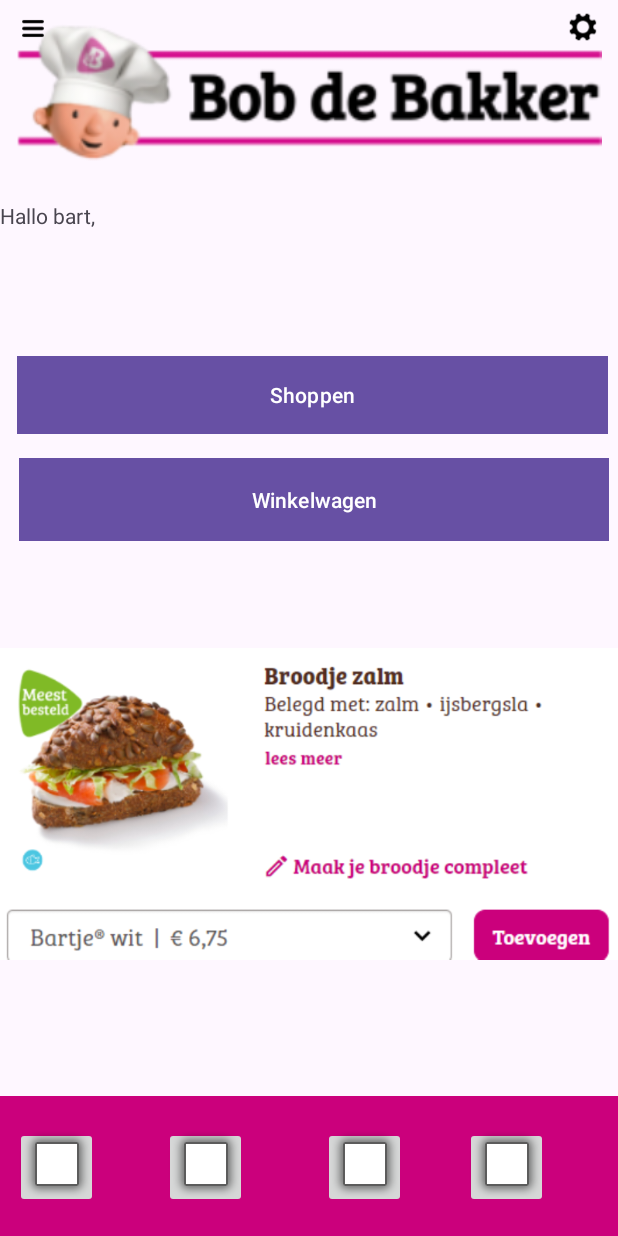
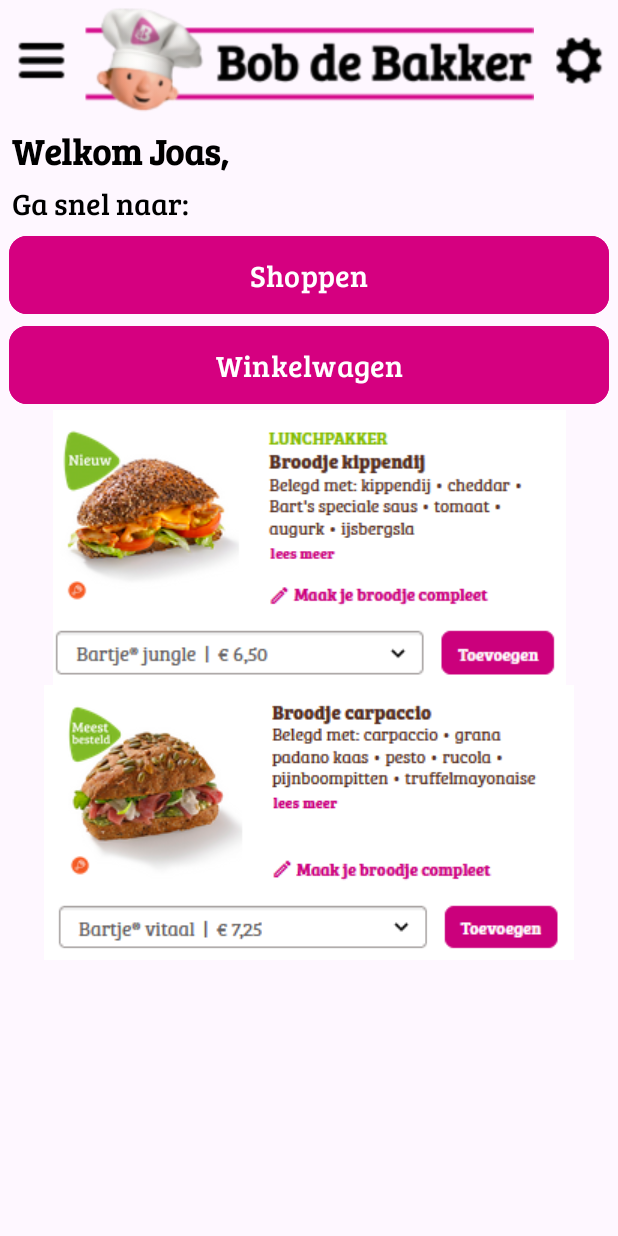
Before and after one commit to Bocchigger/Bobdebakker, an Android app: the screen it shows after launch (MainActivity), on a phone screen of 412 x 824 dp. Run offline under Robolectric (Android 15) with nearby library versions, the phone set to English and light mode, and no system bars.

Commit message:
Bezig met v0.1a

```diff
--- a/app/src/main/java/com/example/bobdebakkermainfase1/MainActivity.kt
+++ b/app/src/main/java/com/example/bobdebakkermainfase1/MainActivity.kt
@@ -20,46 +20,34 @@
         }
 
         val add = mutableMapOf (
+            /* Example:
+
             "item1" to mutableMapOf (
                 "id" to 1,
-                "name" to "ya",
-                "description" to "yayaya",
+                "name" to "Name",
+                "description" to "Description",
                 "img" to R.drawable.broodjeaap,
                 "count" to 1,
-                "cost" to 95
-            ),
-            "item2" to mutableMapOf (
-                "id" to 2,
-                "name" to "yaaa",
-                "description" to "yayayaada",
-                "img" to R.drawable.broodjeaap,
-                "count" to 1,
-                "cost" to 96
-            ),
-            "item3" to mutableMapOf (
-                "id" to 3,
-                "name" to "ahh",
-                "description" to "ahhhhh",
-                "img" to R.drawable.broodjeaap,
-                "count" to 1,
-                "cost" to 97
-            ),
-            "item4" to mutableMapOf (
-                "id" to 4,
-                "name" to "ikki",
-                "description" to "ikikik",
-                "img" to R.drawable.broodjegezond,
-                "count" to 1,
-                "cost" to 98
+                "cost" to 0
             )
+
+            */
+            "" to mutableMapOf (
+                "" to ""
+            ) // Add empty key and string to add nothing. This is to avoid any bugs
         )
 
         val remove = arrayOf(
-            "item1",
-            "additem3"
+            /* Example:
+
+            "item1", -- This if you want to delete the normal way
+            "additem3" -- This if you want to delete out of the add-map
+
+            */
+            "" // Add empty string to remove nothing. This is to avoid any bugs
         )
 
-        findViewById<Button>(R.id.Bigwinkelwagenbutton).setOnClickListener {
+        findViewById<Button>(R.id.winkelwagenButton).setOnClickListener {
             val intent = Intent(this, Winkelwagen::class.java)
 
             intent.putExtra("add", HashMap(add))
--- a/app/src/main/java/com/example/bobdebakkermainfase1/Winkelwagen.kt
+++ b/app/src/main/java/com/example/bobdebakkermainfase1/Winkelwagen.kt
@@ -1,20 +1,12 @@
 package com.example.bobdebakkermainfase1
 
-import android.content.Context
+import android.annotation.SuppressLint
 import android.content.Intent
-import android.graphics.drawable.Drawable
 import android.os.Bundle
-import android.view.LayoutInflater
-import android.view.View
-import android.view.ViewGroup
-import android.widget.Button
 import android.widget.ImageButton
-import android.widget.ImageView
 import android.widget.TextView
 import androidx.activity.enableEdgeToEdge
 import androidx.appcompat.app.AppCompatActivity
-import androidx.constraintlayout.widget.ConstraintLayout
-import androidx.core.content.ContextCompat
 import androidx.core.view.ViewCompat
 import androidx.core.view.WindowInsetsCompat
 import androidx.recyclerview.widget.LinearLayoutManager
@@ -37,12 +29,22 @@
 
         intent.getSerializableExtra("add")?.let {
             val add = it as MutableMap<String, MutableMap<String, Any>>
-            addItem(add)
+            if (add[""]?.get("") != "") {
+                addItem(add)
+            }
         }
 
-        removeItem(intent.getStringArrayExtra("remove")!!)
+        val remove = intent.getStringArrayExtra("remove")
+        if (remove?.get(0) != "") {
+            removeItem(remove!!)
+        }
 
         refreshRecycler()
+
+        findViewById<ImageButton>(R.id.exitWinkelwagen).setOnClickListener {
+            val intent = Intent(this, MainActivity::class.java)
+            startActivity(intent)
+        }
     }
 
     private fun refreshRecycler() {
@@ -79,11 +81,12 @@
         calculateTotalCost()
     }
 
+    @SuppressLint("SetTextI18n")
     private fun calculateTotalCost() {
         val totalCostTxt = findViewById<TextView>(R.id.totalCost)
         val isEmptyTxt = findViewById<TextView>(R.id.nothingHere)
         if (items.isEmpty()) {
-            isEmptyTxt.text = "Je winkewagen is leeg..."
+            isEmptyTxt.text = "Je winkelwagen is leeg..."
             totalCostTxt.text = "-"
             return
         }
@@ -130,7 +133,7 @@
 
     private fun removeItem(removes: Array<String>) {
         for (item in removes) {
-            if (item.removeRange(3, item.toString().length) == "add") {
+            if (item.removeRange(3, item.length) == "add") {
                 intent.getSerializableExtra("add")?.let {
                     val add = it as MutableMap<String, MutableMap<String, Any>>
                     for (key in items.keys) {
--- a/app/src/main/res/layout/activity_main.xml
+++ b/app/src/main/res/layout/activity_main.xml
@@ -7,153 +7,147 @@
     android:layout_height="match_parent"
     tools:context=".MainActivity">
 
-    <ImageView
-        android:id="@+id/imageView"
-        android:layout_width="392dp"
-        android:layout_height="92dp"
-        android:layout_marginTop="16dp"
+    <androidx.constraintlayout.widget.ConstraintLayout
+        android:id="@+id/Header"
+        android:layout_width="match_parent"
+        android:layout_height="wrap_content"
         app:layout_constraintEnd_toEndOf="parent"
-        app:layout_constraintHorizontal_bias="0.485"
         app:layout_constraintStart_toStartOf="parent"
-        app:layout_constraintTop_toTopOf="parent"
-        app:srcCompat="@drawable/bobdebakker_1" />
+        app:layout_constraintTop_toTopOf="parent">
 
-    <View
-        android:id="@+id/view2"
-        android:layout_width="413dp"
-        android:layout_height="93dp"
-        android:background="#CB007C"
-        app:layout_constraintBottom_toBottomOf="parent"
+        <ImageView
+            android:id="@+id/logo"
+            android:layout_width="300dp"
+            android:layout_height="80dp"
+            android:contentDescription="logo"
+            app:layout_constraintEnd_toEndOf="parent"
+            app:layout_constraintStart_toStartOf="parent"
+            app:layout_constraintTop_toTopOf="parent"
+            app:srcCompat="@drawable/bobdebakker_1"
+            tools:ignore="HardcodedText" />
+
+        <ImageView
+            android:id="@+id/menuToggle"
+            android:layout_width="50dp"
+            android:layout_height="50dp"
+            android:layout_marginEnd="1dp"
+            android:contentDescription="Toggle the menu"
+            app:layout_constraintBottom_toBottomOf="parent"
+            app:layout_constraintEnd_toStartOf="@+id/logo"
+            app:layout_constraintStart_toStartOf="parent"
+            app:layout_constraintTop_toTopOf="parent"
+            app:srcCompat="@drawable/frame_12"
+            tools:ignore="HardcodedText" />
+
+        <ImageView
+            android:id="@+id/settingsToggle"
+            android:layout_width="50dp"
+            android:layout_height="50dp"
+            android:contentDescription="Toggle the settings"
+            app:layout_constraintBottom_toBottomOf="parent"
+            app:layout_constraintEnd_toEndOf="parent"
+            app:layout_constraintStart_toEndOf="@+id/logo"
+            app:layout_constraintTop_toTopOf="parent"
+            app:srcCompat="@drawable/frame_12__1_"
+            tools:ignore="HardcodedText" />
+    </androidx.constraintlayout.widget.ConstraintLayout>
+
+    <androidx.constraintlayout.widget.ConstraintLayout
+        android:id="@+id/Subheader"
+        android:layout_width="match_parent"
+        android:layout_height="wrap_content"
         app:layout_constraintEnd_toEndOf="parent"
-        app:layout_constraintHorizontal_bias="0.0"
         app:layout_constraintStart_toStartOf="parent"
-        app:layout_constraintTop_toTopOf="parent"
-        app:layout_constraintVertical_bias="1.0" />
+        app:layout_constraintTop_toBottomOf="@+id/Header">
 
-    <ImageButton
-        android:id="@+id/imageButton"
-        android:layout_width="55dp"
-        android:layout_height="54dp"
-        app:layout_constraintBottom_toBottomOf="parent"
+        <TextView
+            android:id="@+id/welcome"
+            android:layout_width="wrap_content"
+            android:layout_height="wrap_content"
+            android:layout_marginStart="8dp"
+            android:layout_marginTop="4dp"
+            android:fontFamily="@font/bree_serif"
+            android:text="Welkom Joas,"
+            android:textColor="#000000"
+            android:textSize="24sp"
+            android:textStyle="bold"
+            app:layout_constraintStart_toStartOf="parent"
+            app:layout_constraintTop_toTopOf="parent"
+            tools:ignore="HardcodedText" />
+
+        <TextView
+            android:id="@+id/goToSubheader"
+            android:layout_width="wrap_content"
+            android:layout_height="wrap_content"
+            android:layout_marginStart="8dp"
+            android:layout_marginTop="4dp"
+            android:fontFamily="@font/bree_serif"
+            android:text="Ga snel naar:"
+            android:textColor="#000000"
+            android:textSize="20sp"
+            app:layout_constraintStart_toStartOf="parent"
+            app:layout_constraintTop_toBottomOf="@+id/welcome"
+            tools:ignore="HardcodedText" />
+
+        <Button
+            android:id="@+id/shopButton"
+            android:layout_width="400dp"
+            android:layout_height="60dp"
+            android:layout_marginTop="4dp"
+            android:backgroundTint="#d50080"
+            android:fontFamily="@font/bree_serif"
+            android:text="Shoppen"
+            android:textSize="20sp"
+            app:cornerRadius="12dp"
+            app:iconTint="#FFFFFF"
+            app:layout_constraintEnd_toEndOf="parent"
+            app:layout_constraintStart_toStartOf="parent"
+            app:layout_constraintTop_toBottomOf="@+id/goToSubheader"
+            tools:ignore="HardcodedText" />
+
+        <Button
+            android:id="@+id/winkelwagenButton"
+            android:layout_width="400dp"
+            android:layout_height="60dp"
+            android:backgroundTint="#d50080"
+            android:fontFamily="@font/bree_serif"
+            android:text="Winkelwagen"
+            android:textSize="20sp"
+            app:cornerRadius="12dp"
+            app:iconTint="#FFFFFF"
+            app:layout_constraintEnd_toEndOf="parent"
+            app:layout_constraintStart_toStartOf="parent"
+            app:layout_constraintTop_toBottomOf="@+id/shopButton"
+            tools:ignore="HardcodedText" />
+
+    </androidx.constraintlayout.widget.ConstraintLayout>
+
+    <androidx.constraintlayout.widget.ConstraintLayout
+        android:id="@+id/Shoppen"
+        android:layout_width="412dp"
+        android:layout_height="0dp"
         app:layout_constraintEnd_toEndOf="parent"
-        app:layout_constraintHorizontal_bias="0.028"
         app:layout_constraintStart_toStartOf="parent"
-        app:layout_constraintTop_toTopOf="parent"
-        app:layout_constraintVertical_bias="0.976"
-        app:srcCompat="@android:drawable/alert_light_frame" />
+        app:layout_constraintTop_toBottomOf="@+id/Subheader" >
 
-    <ImageButton
-        android:id="@+id/imageButton2"
-        android:layout_width="55dp"
-        android:layout_height="54dp"
-        app:layout_constraintBottom_toBottomOf="parent"
-        app:layout_constraintEnd_toEndOf="parent"
-        app:layout_constraintHorizontal_bias="0.306"
-        app:layout_constraintStart_toStartOf="parent"
-        app:layout_constraintTop_toTopOf="parent"
-        app:layout_constraintVertical_bias="0.976"
-        app:srcCompat="@android:drawable/alert_light_frame" />
+        <ImageView
+            android:id="@+id/carpaccio"
+            android:layout_width="wrap_content"
+            android:layout_height="wrap_content"
+            app:layout_constraintEnd_toEndOf="parent"
+            app:layout_constraintStart_toStartOf="parent"
+            app:layout_constraintTop_toBottomOf="@+id/kippendij"
+            app:srcCompat="@drawable/broodjecarpaccioding" />
 
-    <ImageButton
-        android:id="@+id/imageButton3"
-        android:layout_width="55dp"
-        android:layout_height="54dp"
-        app:layout_constraintBottom_toBottomOf="parent"
-        app:layout_constraintEnd_toEndOf="parent"
-        app:layout_constraintHorizontal_bias="0.603"
-        app:layout_constraintStart_toStartOf="parent"
-        app:layout_constraintTop_toTopOf="parent"
-        app:layout_constraintVertical_bias="0.976"
-        app:srcCompat="@android:drawable/alert_light_frame" />
+        <ImageView
+            android:id="@+id/kippendij"
+            android:layout_width="wrap_content"
+            android:layout_height="wrap_content"
+            app:layout_constraintEnd_toEndOf="parent"
+            app:layout_constraintStart_toStartOf="parent"
+            app:layout_constraintTop_toTopOf="parent"
+            app:srcCompat="@drawable/broodjekippendijding" />
 
-    <ImageButton
-        android:id="@+id/imageButton4"
-        android:layout_width="55dp"
-        android:layout_height="54dp"
-        app:layout_constraintBottom_toBottomOf="parent"
-        app:layout_constraintEnd_toEndOf="parent"
-        app:layout_constraintHorizontal_bias="0.87"
-        app:layout_constraintStart_toStartOf="parent"
-        app:layout_constraintTop_toTopOf="parent"
-        app:layout_constraintVertical_bias="0.976"
-        app:srcCompat="@android:drawable/alert_light_frame" />
-
-    <ImageView
-        android:id="@+id/Menutoggle"
-        android:layout_width="24dp"
-        android:layout_height="27dp"
-        app:layout_constraintBottom_toBottomOf="@+id/view2"
-        app:layout_constraintEnd_toEndOf="parent"
-        app:layout_constraintHorizontal_bias="0.025"
-        app:layout_constraintStart_toStartOf="parent"
-        app:layout_constraintTop_toTopOf="parent"
-        app:layout_constraintVertical_bias="0.007"
-        app:srcCompat="@drawable/frame_12" />
-
-    <ImageView
-        android:id="@+id/Settingstoggle"
-        android:layout_width="30dp"
-        android:layout_height="29dp"
-        app:layout_constraintBottom_toBottomOf="parent"
-        app:layout_constraintEnd_toEndOf="parent"
-        app:layout_constraintHorizontal_bias="0.976"
-        app:layout_constraintStart_toStartOf="parent"
-        app:layout_constraintTop_toTopOf="parent"
-        app:layout_constraintVertical_bias="0.004"
-        app:srcCompat="@drawable/frame_12__1_" />
-
-    <Button
-        android:id="@+id/Bigshopbutton"
-        android:layout_width="394dp"
-        android:layout_height="52dp"
-        android:background="#CB007C"
-        android:backgroundTint="#CB007C"
-        android:text="Shoppen"
-        app:iconTint="#CB007C"
-        app:layout_constraintBottom_toBottomOf="parent"
-        app:layout_constraintEnd_toEndOf="parent"
-        app:layout_constraintHorizontal_bias="0.647"
-        app:layout_constraintStart_toStartOf="parent"
-        app:layout_constraintTop_toTopOf="parent"
-        app:layout_constraintVertical_bias="0.307"
-        app:rippleColor="#CB007C"
-        app:strokeColor="#CB007C" />
-
-    <Button
-        android:id="@+id/Bigwinkelwagenbutton"
-        android:layout_width="393dp"
-        android:layout_height="55dp"
-        android:background="#CB007C"
-        android:text="Winkelwagen"
-        app:layout_constraintBottom_toBottomOf="parent"
-        app:layout_constraintEnd_toEndOf="parent"
-        app:layout_constraintHorizontal_bias="0.666"
-        app:layout_constraintStart_toStartOf="parent"
-        app:layout_constraintTop_toTopOf="parent"
-        app:layout_constraintVertical_bias="0.397" />
-
-    <TextView
-        android:id="@+id/textView"
-        android:layout_width="289dp"
-        android:layout_height="78dp"
-        android:text="Hallo bart,"
-        app:layout_constraintBottom_toBottomOf="parent"
-        app:layout_constraintEnd_toEndOf="parent"
-        app:layout_constraintHorizontal_bias="0.0"
-        app:layout_constraintStart_toStartOf="parent"
-        app:layout_constraintTop_toTopOf="parent"
-        app:layout_constraintVertical_bias="0.18" />
-
-    <ImageView
-        android:id="@+id/imageView2"
-        android:layout_width="wrap_content"
-        android:layout_height="wrap_content"
-        app:layout_constraintBottom_toBottomOf="parent"
-        app:layout_constraintEnd_toEndOf="parent"
-        app:layout_constraintHorizontal_bias="0.0"
-        app:layout_constraintStart_toStartOf="parent"
-        app:layout_constraintTop_toTopOf="parent"
-        app:layout_constraintVertical_bias="0.723"
-        app:srcCompat="@drawable/zalmbroodje" />
+    </androidx.constraintlayout.widget.ConstraintLayout>
 
 </androidx.constraintlayout.widget.ConstraintLayout>
--- a/app/src/main/res/layout/activity_winkelwagen.xml
+++ b/app/src/main/res/layout/activity_winkelwagen.xml
@@ -7,6 +7,16 @@
     android:layout_height="match_parent"
     android:background="#FFFFFF"
     tools:context=".Winkelwagen">
+
+    <ImageView
+        android:id="@+id/exitWinkelwagen"
+        android:layout_width="20dp"
+        android:layout_height="20dp"
+        android:layout_marginTop="16dp"
+        android:layout_marginEnd="16dp"
+        app:layout_constraintEnd_toEndOf="parent"
+        app:layout_constraintTop_toTopOf="parent"
+        app:srcCompat="@drawable/x" />
 
     <TextView
         android:id="@+id/titleWinkelwagen"
@@ -20,7 +30,8 @@
         android:textSize="24sp"
         android:textStyle="bold"
         app:layout_constraintStart_toStartOf="parent"
-        app:layout_constraintTop_toTopOf="parent" />
+        app:layout_constraintTop_toTopOf="parent"
+        tools:ignore="HardcodedText" />
 
     <View
         android:id="@+id/dividerTitleSelect"
@@ -65,7 +76,8 @@
             android:textSize="18sp"
             android:textStyle="bold"
             app:layout_constraintStart_toEndOf="@+id/winkelIcon"
-            app:layout_constraintTop_toTopOf="parent" />
+            app:layout_constraintTop_toTopOf="parent"
+            tools:ignore="HardcodedText" />
 
         <ImageView
             android:id="@+id/pointerArrowIcon"
@@ -73,9 +85,11 @@
             android:layout_height="20dp"
             android:layout_marginTop="10dp"
             android:layout_marginEnd="10dp"
+            android:contentDescription="Pointer Arrow Icon"
             app:layout_constraintEnd_toEndOf="parent"
             app:layout_constraintTop_toTopOf="parent"
-            app:srcCompat="@drawable/arrow" />
+            app:srcCompat="@drawable/arrow"
+            tools:ignore="HardcodedText" />
 
     </androidx.constraintlayout.widget.ConstraintLayout>
 
@@ -107,13 +121,14 @@
         android:layout_height="wrap_content"
         android:layout_marginTop="16dp"
         android:fontFamily="@font/bree_serif"
-        android:text="Je winkewagen is leeg..."
+        android:text="Je winkelwagen is leeg..."
         android:textColor="#A0A0A0"
         android:textSize="20sp"
         app:layout_constraintEnd_toEndOf="parent"
         app:layout_constraintHorizontal_bias="0.497"
         app:layout_constraintStart_toStartOf="parent"
-        app:layout_constraintTop_toBottomOf="@+id/dividerSelectItems" />
+        app:layout_constraintTop_toBottomOf="@+id/dividerSelectItems"
+        tools:ignore="HardcodedText" />
 
     <View
         android:id="@+id/dividerItemsFooter"
```
Also changed, not shown: app/src/main/res/drawable/broodjecarpaccio.jpg (added), app/src/main/res/drawable/broodjecarpaccioding.PNG (added), app/src/main/res/drawable/broodjegezondding.PNG (added), app/src/main/res/drawable/broodjekipmex.jpg (added), app/src/main/res/drawable/broodjekipmexding.PNG (added), app/src/main/res/drawable/broodjekippendijding.PNG (added), app/src/main/res/drawable/x.png (added).
